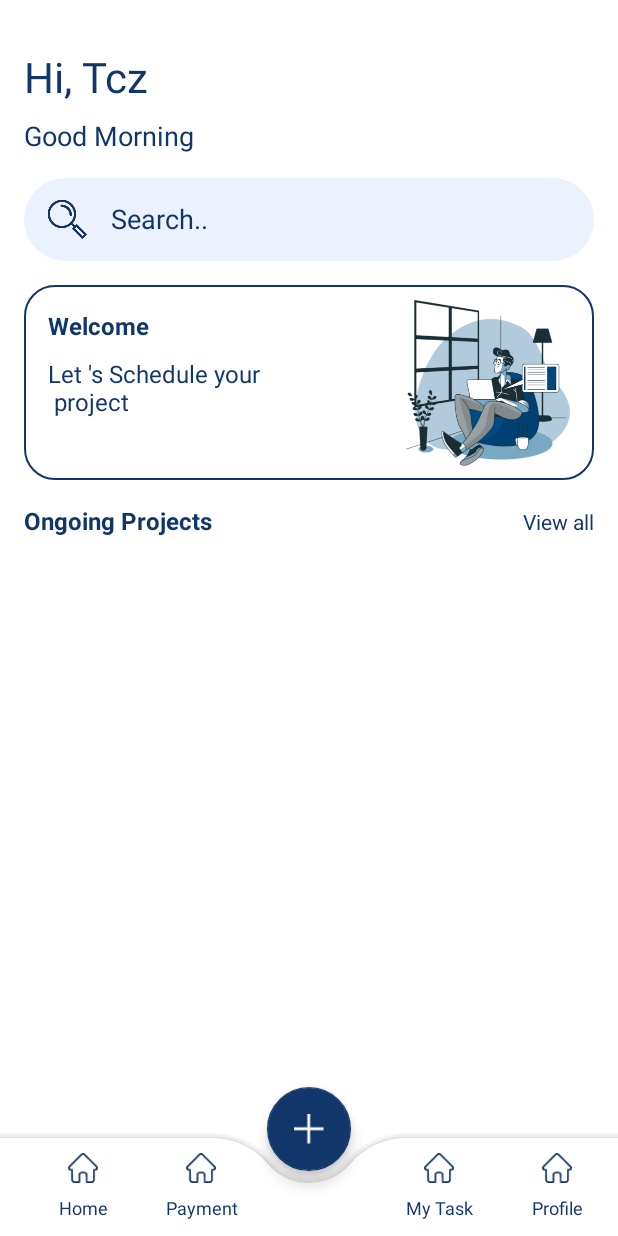
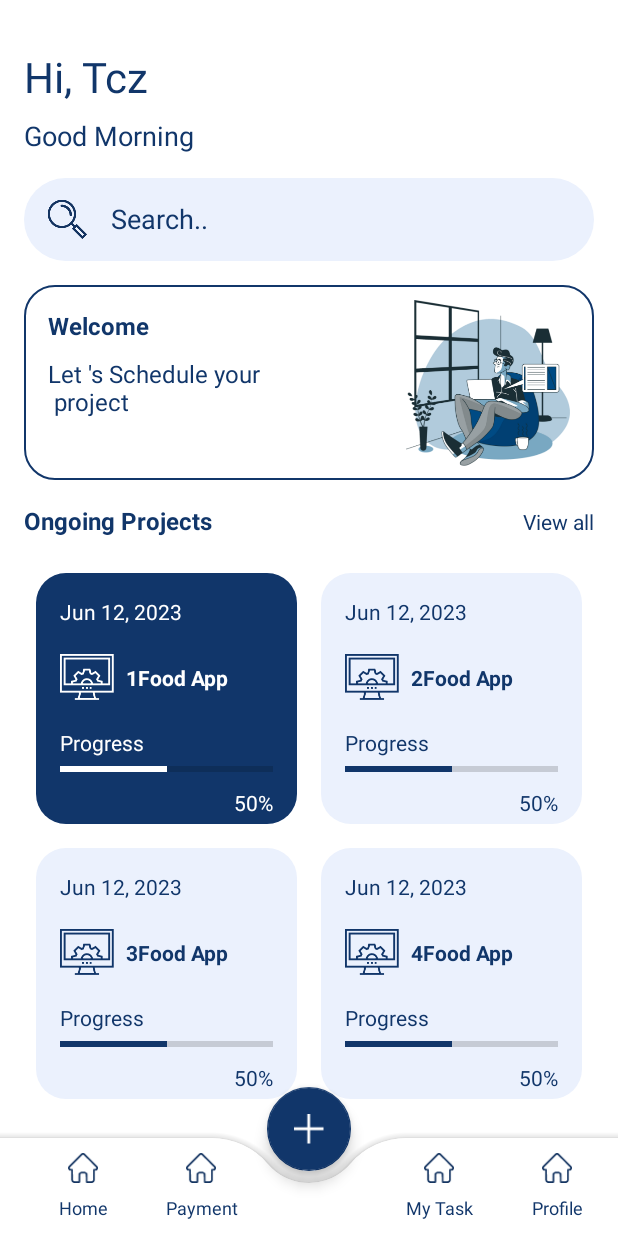
Before and after one commit to czTangt/Monitor, an Android app: the screen it shows after launch (MainActivity), on a phone screen of 412 x 824 dp. Run offline under Robolectric (Android 15) with nearby library versions, the phone set to English and light mode, and no system bars.

```diff
--- a/app/src/main/AndroidManifest.xml
+++ b/app/src/main/AndroidManifest.xml
@@ -13,7 +13,7 @@
         android:theme="@style/Theme.Monitor"
         tools:targetApi="31">
         <activity
-            android:name=".MainActivity"
+            android:name=".Activity.MainActivity"
             android:exported="true">
             <intent-filter>
                 <action android:name="android.intent.action.MAIN" />
--- /dev/null
+++ b/app/src/main/java/com/cztang/monitor/Activity/MainActivity.java
@@ -0,0 +1,45 @@
+package com.cztang.monitor.Activity;
+
+import androidx.appcompat.app.AppCompatActivity;
+import androidx.recyclerview.widget.GridLayoutManager;
+import androidx.recyclerview.widget.RecyclerView;
+
+import android.os.Bundle;
+
+import com.cztang.monitor.Adapter.OngoingAdapter;
+import com.cztang.monitor.Domain.OngoingDomain;
+import com.cztang.monitor.databinding.ActivityMainBinding;
+
+import java.util.ArrayList;
+
+public class MainActivity extends AppCompatActivity {
+
+//    static {
+//        System.loadLibrary("monitor");
+//    }
+
+    private ActivityMainBinding binding;
+    private RecyclerView.Adapter adapterOngoing;
+
+    @Override
+    protected void onCreate(Bundle savedInstanceState) {
+        super.onCreate(savedInstanceState);
+
+        binding = ActivityMainBinding.inflate(getLayoutInflater());
+        setContentView(binding.getRoot());
+
+        initRecyclerView();
+    }
+
+    private void initRecyclerView() {
+        ArrayList<OngoingDomain> items = new ArrayList<>();
+        items.add(new OngoingDomain("1Food App", "Jun 12, 2023", 50, "ongoing1"));
+        items.add(new OngoingDomain("2Food App", "Jun 12, 2023", 50, "ongoing1"));
+        items.add(new OngoingDomain("3Food App", "Jun 12, 2023", 50, "ongoing1"));
+        items.add(new OngoingDomain("4Food App", "Jun 12, 2023", 50, "ongoing1"));
+        binding.viewOngoing.setLayoutManager(new GridLayoutManager(this, 2));
+        adapterOngoing = new OngoingAdapter(items);
+        binding.viewOngoing.setAdapter(adapterOngoing);
+    }
+
+}
--- /dev/null
+++ b/app/src/main/java/com/cztang/monitor/Adapter/OngoingAdapter.java
@@ -0,0 +1,95 @@
+package com.cztang.monitor.Adapter;
+
+import android.content.Context;
+import android.content.res.ColorStateList;
+import android.graphics.PorterDuff;
+import android.view.LayoutInflater;
+import android.view.View;
+import android.view.ViewGroup;
+import android.widget.ImageView;
+import android.widget.ProgressBar;
+import android.widget.TextView;
+
+import androidx.annotation.NonNull;
+import androidx.constraintlayout.widget.ConstraintLayout;
+import androidx.core.content.ContextCompat;
+import androidx.recyclerview.widget.RecyclerView;
+
+import com.bumptech.glide.Glide;
+import com.cztang.monitor.Domain.OngoingDomain;
+import com.cztang.monitor.R;
+
+import java.util.ArrayList;
+
+public class OngoingAdapter extends RecyclerView.Adapter<OngoingAdapter.ViewHolder> {
+    private ArrayList<OngoingDomain> items;
+    private Context context;
+
+    public OngoingAdapter(ArrayList<OngoingDomain> items) {
+        this.items = items;
+    }
+
+    @NonNull
+    @Override
+    public OngoingAdapter.ViewHolder onCreateViewHolder(@NonNull ViewGroup parent, int viewType) {
+        context = parent.getContext();
+        View inflator = LayoutInflater.from(context).inflate(R.layout.viewholder_ongoing, parent, false);
+        return new ViewHolder((ViewGroup) inflator);
+    }
+
+    @Override
+    public void onBindViewHolder(@NonNull OngoingAdapter.ViewHolder holder, int position) {
+        holder.title.setText(items.get(position).getTitle());
+        holder.date.setText(items.get(position).getData());
+        holder.progressBarPercent.setText(items.get(position).getProgressPercent() + "%");
+
+        int drawaleResourceId = holder.itemView.getResources()
+                .getIdentifier(items.get(position).getPicPath(), "drawable", context.getPackageName());
+
+        Glide.with(context)
+                .load(drawaleResourceId)
+                .into(holder.pic);
+
+        holder.progressBar.setProgress(items.get(position).getProgressPercent());
+
+        if(position == 0) {
+            holder.layout.setBackgroundResource(R.drawable.dark_background);
+            holder.title.setTextColor(context.getColor(R.color.white));
+            holder.date.setTextColor(context.getColor(R.color.white));
+            holder.progressText.setTextColor(context.getColor(R.color.white));
+            holder.progressBarPercent.setTextColor(context.getColor(R.color.white));
+            holder.pic.setColorFilter(ContextCompat.getColor(context, R.color.white), PorterDuff.Mode.SRC_IN);
+            holder.progressBar.setProgressTintList(ColorStateList.valueOf(context.getColor(R.color.white)));
+        }else{
+            holder.layout.setBackgroundResource(R.drawable.light_background);
+            holder.title.setTextColor(context.getColor(R.color.dark_blue));
+            holder.date.setTextColor(context.getColor(R.color.dark_blue));
+            holder.progressText.setTextColor(context.getColor(R.color.dark_blue));
+            holder.progressBarPercent.setTextColor(context.getColor(R.color.dark_blue));
+            holder.pic.setColorFilter(ContextCompat.getColor(context, R.color.dark_blue), PorterDuff.Mode.SRC_IN);
+            holder.progressBar.setProgressTintList(ColorStateList.valueOf(context.getColor(R.color.dark_blue)));
+        }
+    }
+
+    @Override
+    public int getItemCount() {
+        return items.size();
+    }
+
+    public class ViewHolder extends RecyclerView.ViewHolder {
+        TextView title, date, progressBarPercent, progressText;
+        ProgressBar progressBar;
+        ImageView pic;
+        ConstraintLayout layout;
+        public ViewHolder(@NonNull View itemView) {
+            super(itemView);
+            layout = itemView.findViewById(R.id.layout);
+            progressText = itemView.findViewById(R.id.progressText);
+            title = itemView.findViewById(R.id.titleText);
+            date = itemView.findViewById(R.id.dataText);
+            progressBar = itemView.findViewById(R.id.progressBar);
+            progressBarPercent = itemView.findViewById(R.id.percentText);
+            pic = itemView.findViewById(R.id.pic);
+        }
+    }
+}
--- /dev/null
+++ b/app/src/main/java/com/cztang/monitor/Domain/OngoingDomain.java
@@ -0,0 +1,47 @@
+package com.cztang.monitor.Domain;
+
+public class OngoingDomain {
+    private String title;
+    private String data;
+    private int progressPercent;
+    private String picPath;
+
+    public OngoingDomain(String title, String data, int progressPercent, String picPath) {
+        this.title = title;
+        this.data = data;
+        this.progressPercent = progressPercent;
+        this.picPath = picPath;
+    }
+
+    public String getTitle() {
+        return title;
+    }
+
+    public void setTitle(String title) {
+        this.title = title;
+    }
+
+    public String getData() {
+        return data;
+    }
+
+    public void setData(String data) {
+        this.data = data;
+    }
+
+    public int getProgressPercent() {
+        return progressPercent;
+    }
+
+    public void setProgressPercent(int progressPercent) {
+        this.progressPercent = progressPercent;
+    }
+
+    public String getPicPath() {
+        return picPath;
+    }
+
+    public void setPicPath(String picPath) {
+        this.picPath = picPath;
+    }
+}
--- a/app/src/main/java/com/cztang/monitor/MainActivity.java
+++ /dev/null
@@ -1,27 +0,0 @@
-package com.cztang.monitor;
-
-import androidx.appcompat.app.AppCompatActivity;
-
-import android.os.Bundle;
-import android.widget.TextView;
-
-import com.cztang.monitor.databinding.ActivityMainBinding;
-
-public class MainActivity extends AppCompatActivity {
-
-//    static {
-//        System.loadLibrary("monitor");
-//    }
-
-    private ActivityMainBinding binding;
-
-    @Override
-    protected void onCreate(Bundle savedInstanceState) {
-        super.onCreate(savedInstanceState);
-
-        binding = ActivityMainBinding.inflate(getLayoutInflater());
-        setContentView(binding.getRoot());
-
-    }
-
-}
--- a/app/src/main/res/layout/activity_main.xml
+++ b/app/src/main/res/layout/activity_main.xml
@@ -4,7 +4,7 @@
     xmlns:tools="http://schemas.android.com/tools"
     android:layout_width="match_parent"
     android:layout_height="match_parent"
-    tools:context=".MainActivity">
+    tools:context=".Activity.MainActivity">
 
     <ScrollView
         android:id="@+id/scrollView2"
@@ -166,14 +166,14 @@
                     android:orientation="vertical">
 
                     <ImageView
-                        android:id="@+id/imageView2"
+                        android:id="@+id/imageView21"
                         android:layout_width="20dp"
                         android:layout_height="20dp"
                         android:layout_gravity="center"
                         app:srcCompat="@drawable/bottom_btn1" />
 
                     <TextView
-                        android:id="@+id/textView7"
+                        android:id="@+id/textView71"
                         android:layout_width="match_parent"
                         android:layout_height="wrap_content"
                         android:layout_marginTop="8dp"
@@ -191,14 +191,14 @@
                     android:orientation="vertical">
 
                     <ImageView
-                        android:id="@+id/imageView2"
+                        android:id="@+id/imageView22"
                         android:layout_width="20dp"
                         android:layout_height="20dp"
                         android:layout_gravity="center"
                         app:srcCompat="@drawable/bottom_btn1" />
 
                     <TextView
-                        android:id="@+id/textView7"
+                        android:id="@+id/textView72"
                         android:layout_width="match_parent"
                         android:layout_height="wrap_content"
                         android:layout_marginTop="8dp"
@@ -217,14 +217,14 @@
                     android:visibility="invisible">
 
                     <ImageView
-                        android:id="@+id/imageView2"
+                        android:id="@+id/imageView23"
                         android:layout_width="20dp"
                         android:layout_height="20dp"
                         android:layout_gravity="center"
                         app:srcCompat="@drawable/bottom_btn1" />
 
                     <TextView
-                        android:id="@+id/textView7"
+                        android:id="@+id/textView73"
                         android:layout_width="match_parent"
                         android:layout_height="wrap_content"
                         android:layout_marginTop="8dp"
@@ -242,14 +242,14 @@
                     android:orientation="vertical">
 
                     <ImageView
-                        android:id="@+id/imageView2"
+                        android:id="@+id/imageView24"
                         android:layout_width="20dp"
                         android:layout_height="20dp"
                         android:layout_gravity="center"
                         app:srcCompat="@drawable/bottom_btn1" />
 
                     <TextView
-                        android:id="@+id/textView7"
+                        android:id="@+id/textView74"
                         android:layout_width="match_parent"
                         android:layout_height="wrap_content"
                         android:layout_marginTop="8dp"
@@ -267,14 +267,14 @@
                     android:orientation="vertical">
 
                     <ImageView
-                        android:id="@+id/imageView2"
+                        android:id="@+id/imageView25"
                         android:layout_width="20dp"
                         android:layout_height="20dp"
                         android:layout_gravity="center"
                         app:srcCompat="@drawable/bottom_btn1" />
 
                     <TextView
-                        android:id="@+id/textView7"
+                        android:id="@+id/textView75"
                         android:layout_width="match_parent"
                         android:layout_height="wrap_content"
                         android:layout_marginTop="8dp"
--- a/app/src/main/res/values/themes.xml
+++ b/app/src/main/res/values/themes.xml
@@ -1,16 +1,18 @@
 <resources xmlns:tools="http://schemas.android.com/tools">
     <!-- Base application theme. -->
     <style name="Theme.Monitor" parent="Theme.MaterialComponents.DayNight.NoActionBar">
-        <!-- Primary brand color. -->
-        <item name="colorPrimary">@color/purple_500</item>
-        <item name="colorPrimaryVariant">@color/purple_700</item>
-        <item name="colorOnPrimary">@color/white</item>
-        <!-- Secondary brand color. -->
-        <item name="colorSecondary">@color/teal_200</item>
-        <item name="colorSecondaryVariant">@color/teal_700</item>
-        <item name="colorOnSecondary">@color/black</item>
-        <!-- Status bar color. -->
-        <item name="android:statusBarColor">?attr/colorPrimaryVariant</item>
+<!--        &lt;!&ndash; Primary brand color. &ndash;&gt;-->
+<!--        <item name="colorPrimary">@color/purple_500</item>-->
+<!--        <item name="colorPrimaryVariant">@color/purple_700</item>-->
+<!--        <item name="colorOnPrimary">@color/white</item>-->
+<!--        &lt;!&ndash; Secondary brand color. &ndash;&gt;-->
+<!--        <item name="colorSecondary">@color/teal_200</item>-->
+<!--        <item name="colorSecondaryVariant">@color/teal_700</item>-->
+<!--        <item name="colorOnSecondary">@color/black</item>-->
+<!--        &lt;!&ndash; Status bar color. &ndash;&gt;-->
+<!--        <item name="android:statusBarColor">?attr/colorPrimaryVariant</item>-->
+<!--        配置状态栏为白色，和主题颜色搭配-->
         <!-- Customize your theme here. -->
+        <item name="colorPrimaryDark">@color/white</item>
     </style>
 </resources>
```
